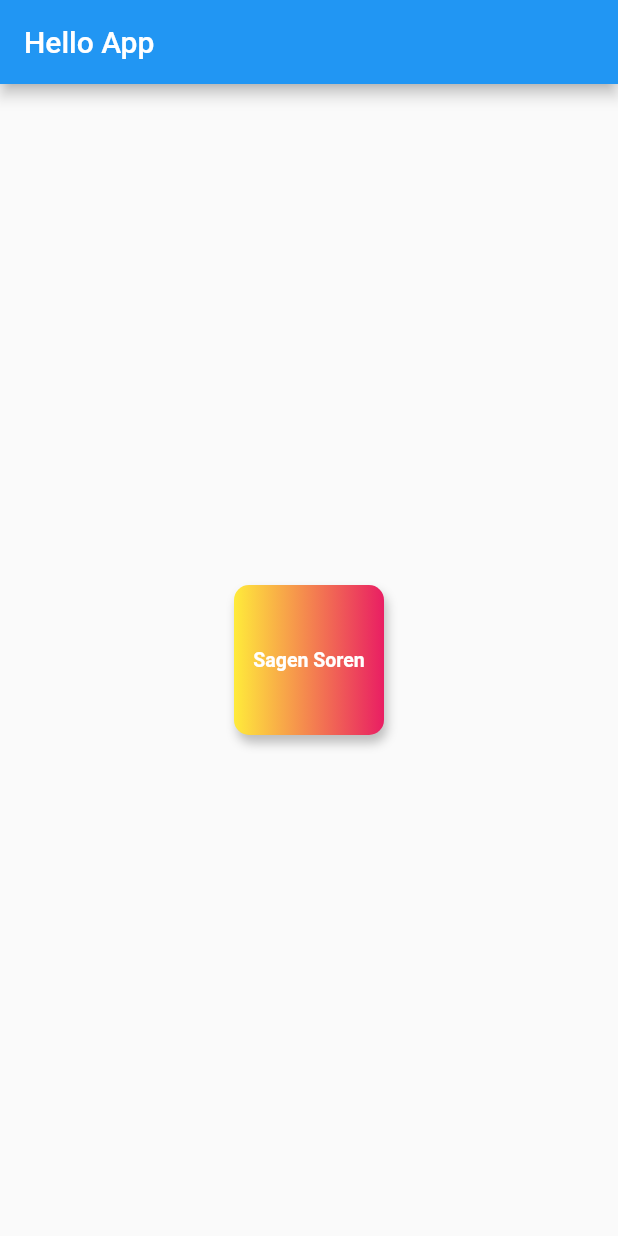
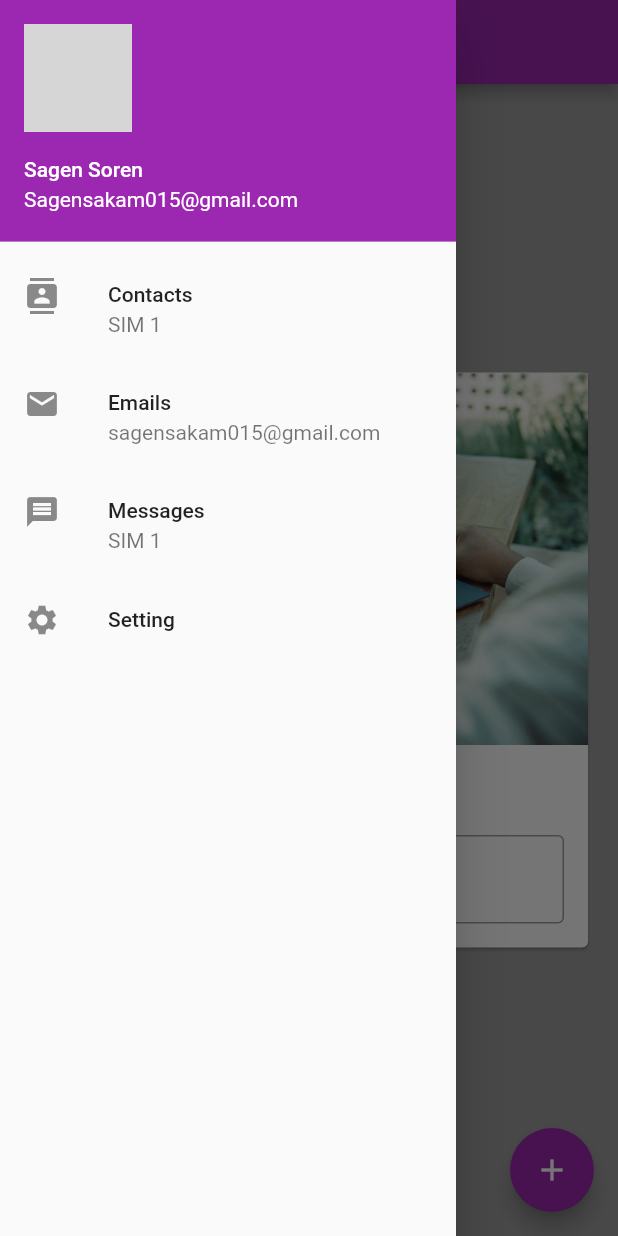
Before and after one commit to SSBsoren/flutter_app, a Flutter app: the screen it shows after launch, with the side drawer open (before the commit the screen has no drawer), on a phone screen of 412 x 824 dp. Run offline on Flutter 3.47's test engine with Material 2 defaults, Android fonts, the phone set to English and light mode, and no system bars; network calls fail; grey boxes are pictures that could not be loaded.

Commit message:
Organising Flutter Code
To give the simple look and easy to understand code.

```diff
--- /dev/null
+++ b/lib/ChangeNameCard.dart
@@ -0,0 +1,42 @@
+import 'package:flutter/material.dart';
+import 'package:flutter_app/bg_image.dart';
+
+class ChangeNameCard extends StatelessWidget {
+  const ChangeNameCard({
+    Key key,
+    @required this.myText,
+    @required TextEditingController nameController,
+  })
+      : _nameController = nameController,
+        super(key: key);
+
+  final String myText;
+  final TextEditingController _nameController;
+
+  @override
+  Widget build(BuildContext context) {
+    return Column(
+      children: <Widget>[
+        BgImage(),
+        Text(myText
+          , style: TextStyle(fontSize: 20.5, fontWeight: FontWeight.bold),),
+        SizedBox(
+          height: 20.0,
+        ),
+        Padding(
+          padding: const EdgeInsets.all(16.0),
+          child: TextField(
+            controller: _nameController,
+            keyboardType: TextInputType.numberWithOptions(),
+            decoration: InputDecoration(
+              border: OutlineInputBorder(),
+              hintText: "Enter something here",
+              labelText: "Name",),
+
+          ),
+        )
+
+      ],
+    );
+  }
+}
--- /dev/null
+++ b/lib/NavigationDrawer.dart
@@ -0,0 +1,43 @@
+import 'package:flutter/material.dart';
+class NavDrawer extends StatelessWidget {
+  @override
+  Widget build(BuildContext context) {
+    return Drawer(
+      child: ListView(
+        children: <Widget>[
+          /* DrawerHeader(
+              child: Center(child: Text("Sagen Soren")),
+              decoration: BoxDecoration(color: Colors.lightBlueAccent),
+            ),*/
+          UserAccountsDrawerHeader(
+            accountName: Text("Sagen Soren"),
+            accountEmail: Text("Sagensakam015@gmail.com"),
+            currentAccountPicture: CircleAvatar(
+              backgroundImage: NetworkImage(
+                  "https://avatars3.githubusercontent.com/u/35399866?s=460&u=79ec8737e5960807d502109d4144a536ed85d075&v=4"),
+            ),
+          ),
+          ListTile(
+            leading: Icon(Icons.contacts),
+            title: Text("Contacts"),
+            subtitle: Text("SIM 1"),
+          ),
+          ListTile(
+            leading: Icon(Icons.email),
+            title: Text("Emails"),
+            subtitle: Text("sagensakam015@gmail.com"),
+          ),
+          ListTile(
+            leading: Icon(Icons.message),
+            title: Text("Messages"),
+            subtitle: Text("SIM 1"),
+          ),
+          ListTile(
+            leading: Icon(Icons.settings),
+            title: Text("Setting"),
+          ),
+        ],
+      ),
+    );
+  }
+}
--- /dev/null
+++ b/lib/bg_image.dart
@@ -0,0 +1,11 @@
+import 'package:flutter/material.dart';
+class BgImage extends StatelessWidget {
+  @override
+  Widget build(BuildContext context) {
+    return  Image.asset(
+      "assets/bg_img.jpg",
+      fit: BoxFit.contain,
+
+    );
+  }
+}
--- a/lib/main.dart
+++ b/lib/main.dart
@@ -1,42 +1,11 @@
 import 'package:flutter/material.dart';
+
+import 'package:flutter_app/pages/home_page.dart';
 
 void main() {
   runApp(MaterialApp(
     title: "Hello App",
     home: HomePage(),
+    theme: ThemeData(primarySwatch: Colors.purple),
   ));
 }
-
-class HomePage extends StatelessWidget {
-  @override
-  Widget build(BuildContext context) {
-    return Scaffold(
-        appBar: AppBar(
-          title: Text("Hello App"),
-        ),
-        body: Center(
-          child: Container(
-            padding: const EdgeInsets.all(8.0),
-            alignment: Alignment.center,
-            width: 100.0,
-            height: 100.0,
-            child: Text("Sagen Soren",style: TextStyle(
-              color: Colors.white,
-              fontWeight: FontWeight.bold,
-              fontSize: 13.0,
-            ),),
-
-            decoration: BoxDecoration(
-                borderRadius: BorderRadius.circular(10.0),
-                boxShadow: [
-                  BoxShadow(
-                    color: Colors.grey[400],
-                    blurRadius: 5.0,
-                    offset: Offset(2.0, 5.0)
-                  )
-                ],
-                gradient: LinearGradient(colors: [Colors.yellow, Colors.pink])),
-          ),
-        ));
-  }
-}
--- /dev/null
+++ b/lib/pages/home_page.dart
@@ -0,0 +1,53 @@
+import 'package:flutter/material.dart';
+import 'package:flutter_app/ChangeNameCard.dart';
+import 'package:flutter_app/NavigationDrawer.dart';
+
+class HomePage extends StatefulWidget {
+  @override
+  HomePageState createState() {
+    return new HomePageState();
+  }
+}
+
+class HomePageState extends State<HomePage> {
+  TextEditingController _nameController = TextEditingController();
+  var myText = "Sagen me";
+
+
+  @override
+  void initState() {
+    // TODO: implement initState
+    super.initState();
+  }
+
+  @override
+  Widget build(BuildContext context) {
+    return Scaffold(
+      backgroundColor: Colors.grey,
+      appBar: AppBar(
+        title: Text("Hello App"),
+      ),
+      body: Center(
+        child: Padding(
+          padding: const EdgeInsets.all(16.0),
+          child: SingleChildScrollView(
+            child: Card(
+              child: new ChangeNameCard(myText: myText, nameController: _nameController),
+            ),
+          ),
+        ),
+      ),
+      drawer: NavDrawer(),
+      floatingActionButton: FloatingActionButton(
+
+        onPressed: () {
+          myText = _nameController.text;
+          setState(() {
+
+          });
+        },
+        child: Icon(Icons.add),
+      ),
+    );
+  }
+}
--- a/pubspec.yaml
+++ b/pubspec.yaml
@@ -37,8 +37,8 @@ flutter:
   uses-material-design: true
 
   # To add assets to your application, add an assets section, like this:
-  # assets:
-  #  - images/a_dot_burr.jpeg
+  assets:
+   - assets/
   #  - images/a_dot_ham.jpeg
 
   # An image asset can refer to one or more resolution-specific "variants", see
```
Also changed, not shown: assets/bg.jpg (added), assets/bg_img.jpg (added).
